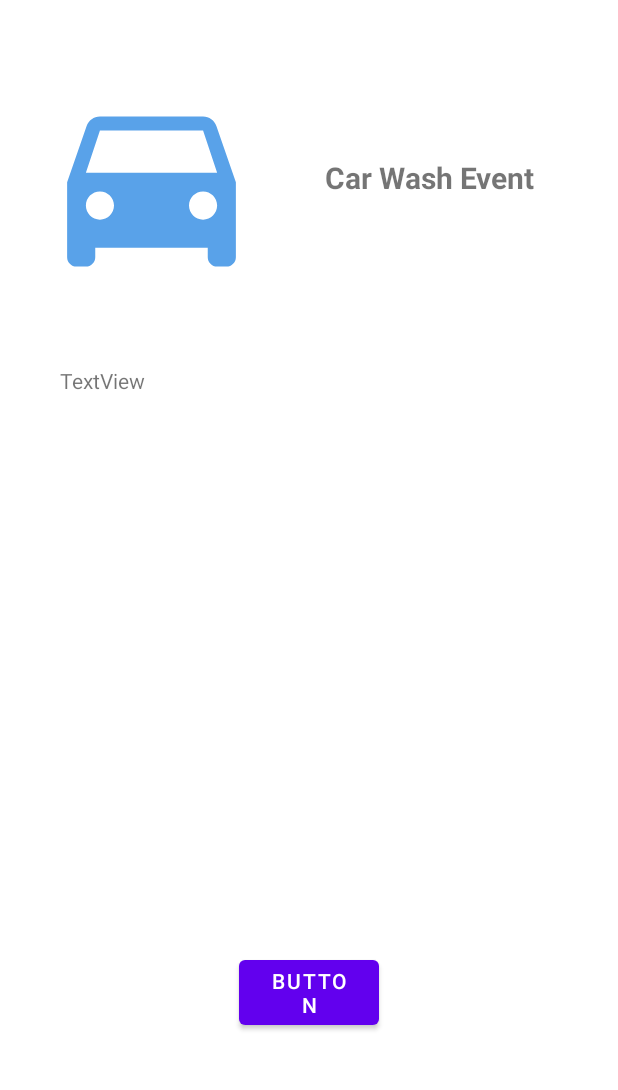
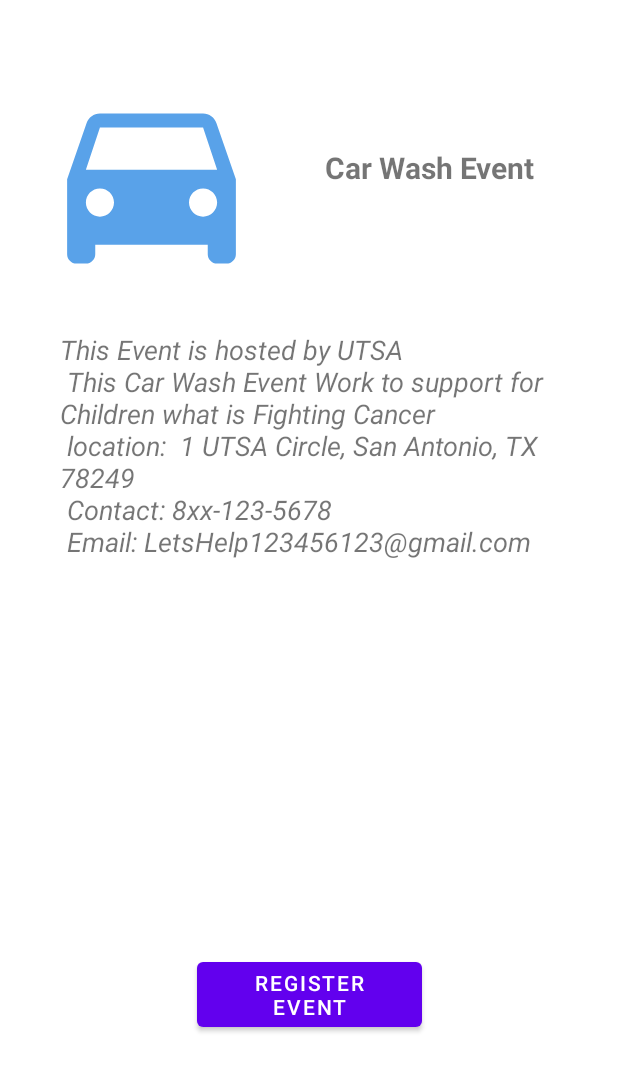
Before and after one commit to TheGreatAndrew/VolunCharity, an Android app: the EventPage1 screen opened directly, with no data from a screen before it, on a phone screen of 412 x 824 dp, the part 146-1236 px from its top. Run offline under Robolectric (Android 15) with nearby library versions, the phone set to English and light mode, and no system bars.

Commit message:
added Toast pop up for profile page buttons added Eventpage1 register button functions

```diff
--- a/app/src/main/java/org/voluncharity/voluncharity/Settings.java
+++ b/app/src/main/java/org/voluncharity/voluncharity/Settings.java
@@ -6,9 +6,11 @@ import androidx.drawerlayout.widget.DrawerLayout;
 import android.os.Bundle;
 import android.view.View;
 
+
 public class Settings extends AppCompatActivity {
 
     DrawerLayout drawerLayout;
+
 
     @Override
     protected void onCreate(Bundle savedInstanceState) {
@@ -49,4 +51,6 @@ public class Settings extends AppCompatActivity {
 
         HomePageActivity.closeMenu(drawerLayout);
     }
+
+
 }
--- a/app/src/main/res/layout/activity_event_page1.xml
+++ b/app/src/main/res/layout/activity_event_page1.xml
@@ -6,7 +6,7 @@
     android:layout_width="match_parent"
     android:layout_height="match_parent"
     android:id="@+id/drawer_layout"
-    tools:context=".Settings">
+    tools:context=".EventPage1">
 
     <androidx.constraintlayout.widget.ConstraintLayout
         android:layout_width="match_parent"
@@ -43,14 +43,16 @@
             app:layout_constraintTop_toTopOf="parent" />
 
         <TextView
-            android:id="@+id/textView4"
+            android:id="@+id/description_Text"
             android:layout_width="330dp"
             android:layout_height="350dp"
             android:layout_marginBottom="24dp"
             android:layout_marginEnd="41dp"
             android:layout_marginStart="40dp"
             android:layout_marginTop="20dp"
-            android:text="TextView"
+            android:textSize="18dp"
+            android:textStyle="italic"
+            android:text="This Event is hosted by UTSA\n This Car Wash Event Work to support for Children what is Fighting Cancer\n location:  1 UTSA Circle, San Antonio, TX 78249\n Contact: 8xx-123-5678\n Email: LetsHelp123456123@gmail.com"
             app:layout_constraintBottom_toTopOf="@+id/button3"
             app:layout_constraintEnd_toEndOf="parent"
             app:layout_constraintHorizontal_bias="0.0"
@@ -58,14 +60,15 @@
             app:layout_constraintTop_toBottomOf="@+id/imageView2" />
 
         <Button
-            android:id="@+id/button3"
-            android:layout_width="93dp"
+            android:id="@+id/btn_event_register"
+            android:layout_width="150dp"
             android:layout_height="wrap_content"
             android:layout_marginBottom="36dp"
             android:layout_marginEnd="155dp"
             android:layout_marginStart="155dp"
             android:layout_marginTop="14dp"
-            android:text="Button"
+            android:text="Register Event"
+            android:onClick="RegisterEvent"
             app:layout_constraintBottom_toBottomOf="parent"
             app:layout_constraintEnd_toEndOf="parent"
             app:layout_constraintStart_toStartOf="parent"
--- a/app/src/main/res/layout/activity_profile.xml
+++ b/app/src/main/res/layout/activity_profile.xml
@@ -26,7 +26,8 @@
             app:layout_constraintStart_toStartOf="parent"
             app:layout_constraintTop_toBottomOf="@+id/mainLogoId"
             app:srcCompat="@drawable/ic_profilepic"
-            tools:srcCompat="@drawable/ic_profilepic" />
+            tools:srcCompat="@drawable/ic_profilepic"
+            tools:ignore="VectorDrawableCompat" />
 
         <include
             android:id="@+id/include"
```
Also changed, not shown: app/src/main/java/org/voluncharity/voluncharity/EventPage1.java (+28 -0 lines), app/src/main/java/org/voluncharity/voluncharity/Profile.java (+8 -7 lines).
